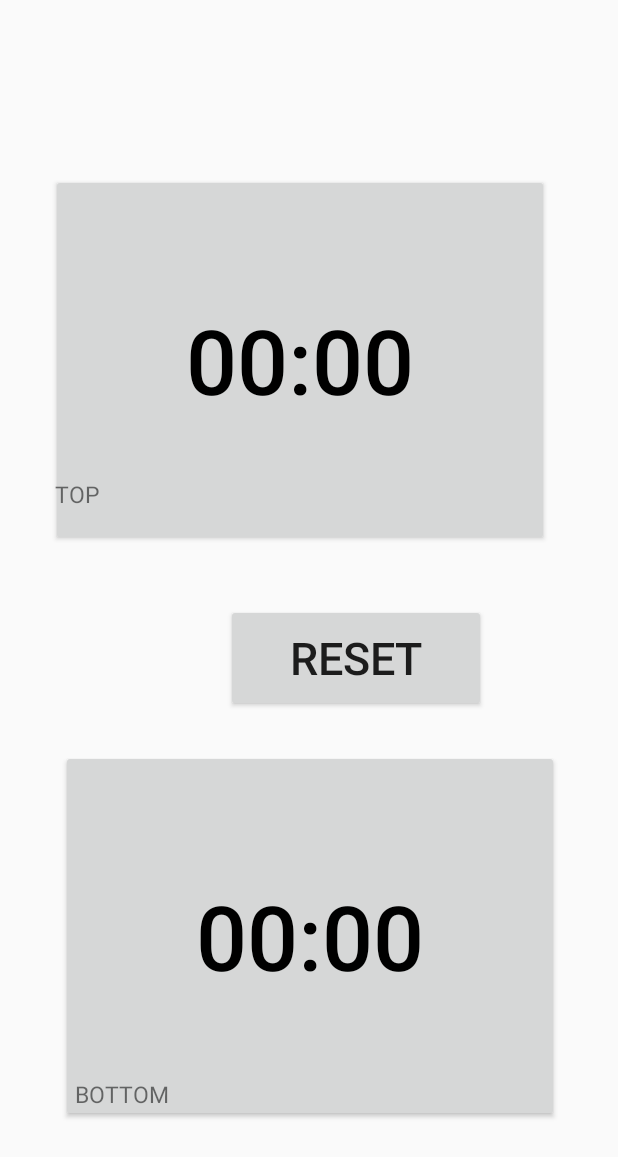
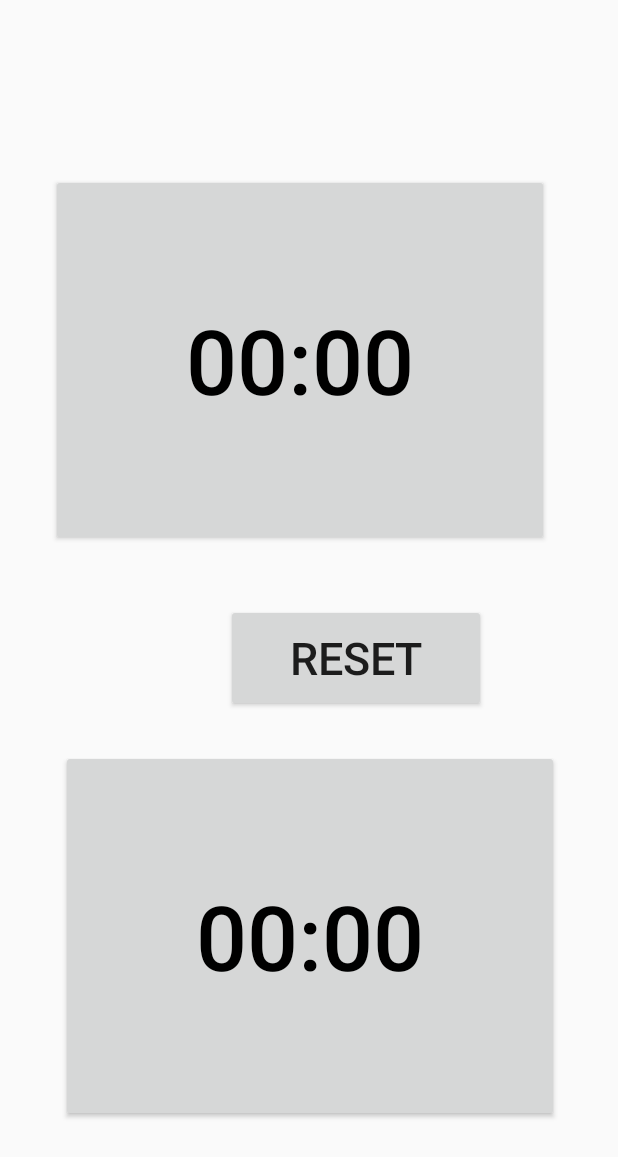
Before and after one commit to xdelu02/A, an Android app: the layout activity_timer.xml on its own in the app's theme, with its tools: preview values and no code run, on a phone screen of 412 x 824 dp. Shown: the top 1157 px of the screen. Run offline under Robolectric (Android 15) with nearby library versions, the light colour scheme and no system bars.

Commit message:
rimossi una decina di FERI warning

```diff
--- a/app/src/main/AndroidManifest.xml
+++ b/app/src/main/AndroidManifest.xml
@@ -9,8 +9,8 @@
         android:roundIcon="@mipmap/ic_launcher_round"
         android:supportsRtl="true"
         android:theme="@style/AppTheme">
-        <activity android:name=".timerDatas"></activity>
-        <activity android:name=".timer" />
+        <activity android:name=".timerDatas" />
+        <activity android:name=".FisherTimer" />
         <activity android:name=".MainActivity">
             <intent-filter>
                 <action android:name="android.intent.action.MAIN" />
--- a/app/src/main/res/layout/activity_timer.xml
+++ b/app/src/main/res/layout/activity_timer.xml
@@ -1,10 +1,9 @@
 <?xml version="1.0" encoding="utf-8"?>
 <RelativeLayout xmlns:android="http://schemas.android.com/apk/res/android"
-    xmlns:app="http://schemas.android.com/apk/res-auto"
     xmlns:tools="http://schemas.android.com/tools"
     android:layout_width="match_parent"
     android:layout_height="match_parent"
-    tools:context=".timer">
+    tools:context=".FisherTimer">
 
     <Button
         android:id="@+id/topBtn"
@@ -14,7 +13,7 @@
         android:layout_alignParentBottom="true"
         android:layout_marginEnd="46dp"
         android:layout_marginBottom="460dp"
-        android:text="00:00"
+        android:text="@string/_00_00"
         android:textColor="@android:color/black"
         android:textSize="60sp" />
 
@@ -26,7 +25,7 @@
         android:layout_alignParentBottom="true"
         android:layout_marginEnd="39dp"
         android:layout_marginBottom="76dp"
-        android:text="00:00"
+        android:text="@string/_00_00"
         android:textColor="@android:color/black"
         android:textSize="60sp" />
 
@@ -49,7 +48,6 @@
         android:layout_alignParentBottom="true"
         android:layout_marginEnd="300dp"
         android:layout_marginBottom="470dp"
-        android:text="TOP"
         android:textSize="15sp"
         android:translationZ="5dp" />
 
@@ -61,7 +59,6 @@
         android:layout_alignParentBottom="true"
         android:layout_marginEnd="299dp"
         android:layout_marginBottom="84dp"
-        android:text="BOTTOM"
         android:textSize="15sp"
         android:translationZ="5dp" />
 </RelativeLayout>
--- a/app/src/main/res/values/strings.xml
+++ b/app/src/main/res/values/strings.xml
@@ -1,3 +1,7 @@
 <resources>
     <string name="app_name">Chess timer</string>
+    <string name="_00_00">00:00</string>
+    <string name="show_msg_WIN">WIN</string>
+    <string name="show_msg_LOSE">LOSE</string>
+    <string name="AAA">LOSE</string>
 </resources>
```
Also changed, not shown: app/src/main/java/com/example/chessTimer/FisherTimer.java (renamed from app/src/main/java/com/example/chessTimer/timer.java, +6 -6 lines), app/src/main/java/com/example/chessTimer/timerDatas.java (+11 -14 lines).
